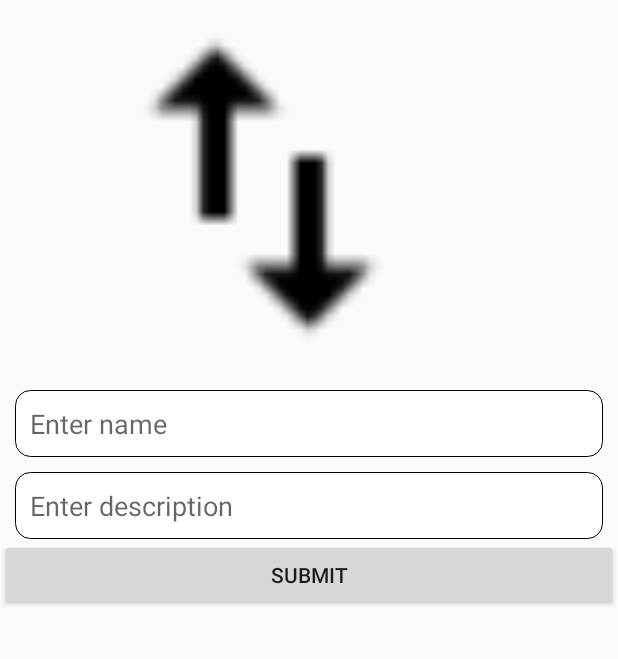
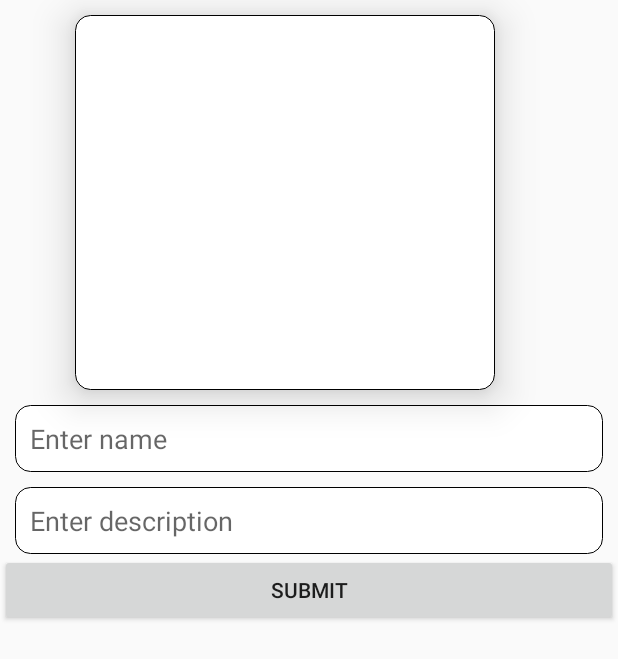
Before and after one commit to axvx/InstaApp, an Android app: the layout activity_post.xml on its own in the app's theme, with its tools: preview values and no code run, on a phone screen of 412 x 824 dp. Shown: the top 659 px of the screen. Run offline under Robolectric (Android 15) with nearby library versions, the phone set to English and light mode, and no system bars.

Commit message:
Se agrega algunas mejoras a la interfaz grafica y secuencia de ejecucion

```diff
--- a/app/src/main/AndroidManifest.xml
+++ b/app/src/main/AndroidManifest.xml
@@ -14,7 +14,7 @@
         android:supportsRtl="true"
         android:theme="@style/AppTheme">
         <activity
-            android:name=".MainActivity"
+            android:name=".LoginActivity"
             android:label="@string/app_name"
             android:theme="@style/AppTheme.NoActionBar">
             <intent-filter>
@@ -25,10 +25,11 @@
         </activity>
         <activity android:name=".PostActivity" />
         <activity android:name=".RegisterActivity" />
-        <activity android:name=".LoginActivity" />
+        <activity android:name=".MainActivity" />
         <activity android:name=".SetupActivity"></activity>
         <activity android:name="com.theartofdev.edmodo.cropper.CropImageActivity" />
         <activity android:name=".SingleInstaActivity"></activity>
+
     </application>
 
 </manifest>
--- a/app/src/main/java/com/example/axbx/instaapp/RegisterActivity.java
+++ b/app/src/main/java/com/example/axbx/instaapp/RegisterActivity.java
@@ -66,6 +66,8 @@ public class RegisterActivity extends AppCompatActivity {
                         DatabaseReference current_user_db = mDatabase.child(user_id);
                         current_user_db.child("Name").setValue(name);
                         current_user_db.child("image").setValue("default");
+                        current_user_db.child("pass").setValue(pass);
+                        current_user_db.child("email").setValue(email);
 
                         Intent mainIntent = new Intent(RegisterActivity.this, SetupActivity.class);
                         mainIntent.addFlags(Intent.FLAG_ACTIVITY_CLEAR_TASK);
--- a/app/src/main/java/com/example/axbx/instaapp/SingleInstaActivity.java
+++ b/app/src/main/java/com/example/axbx/instaapp/SingleInstaActivity.java
@@ -38,7 +38,8 @@ public class SingleInstaActivity extends AppCompatActivity {
         mDatabase.child(post_key).addValueEventListener(new ValueEventListener() {
             @Override
             public void onDataChange(DataSnapshot dataSnapshot) {
-                String post_title=(String) dataSnapshot.child("title").getValue();
+                //datos que se pueden mostrar
+                String post_title=(String) dataSnapshot.child("tittle").getValue();
                 String post_desc=(String) dataSnapshot.child("desc").getValue();
                 String post_image=(String) dataSnapshot.child("image").getValue();
                 String post_uid=(String) dataSnapshot.child("uid").getValue();
--- a/app/src/main/res/layout/activity_post.xml
+++ b/app/src/main/res/layout/activity_post.xml
@@ -4,15 +4,19 @@
     xmlns:tools="http://schemas.android.com/tools"
     android:layout_width="match_parent"
     android:layout_height="match_parent"
+    android:layout_gravity="center"
     android:orientation="vertical"
     tools:context=".PostActivity">
 
     <ImageButton
         android:id="@+id/imageButton"
-        android:layout_width="250dp"
+        android:layout_width="280dp"
         android:layout_height="250dp"
+
         android:layout_marginLeft="50dp"
-        android:background="@drawable/addimage"
+        android:layout_marginTop="10dp"
+        android:background="@drawable/editshape"
+        android:elevation="@dimen/fab_margin"
         android:onClick="imageButtonClicked" />
 
     <EditText
@@ -28,15 +32,15 @@
         />
 
     <EditText
+        android:id="@+id/editDesc"
         android:layout_width="match_parent"
         android:layout_height="wrap_content"
+        android:layout_marginLeft="10dp"
+        android:layout_marginRight="10dp"
         android:layout_marginTop="10dp"
         android:background="@drawable/editshape"
         android:hint="Enter description"
-        android:padding="10dp"
-        android:layout_marginLeft="10dp"
-        android:layout_marginRight="10dp"
-        android:id="@+id/editDesc"/>
+        android:padding="10dp" />
 
     <Button
         android:layout_width="match_parent"
--- a/app/src/main/res/layout/activity_setup.xml
+++ b/app/src/main/res/layout/activity_setup.xml
@@ -18,6 +18,9 @@
         android:layout_width="match_parent"
         android:layout_height="wrap_content"
         android:id="@+id/displayName"
+        android:layout_marginTop="20dp"
+        android:padding="10dp"
+        android:background="@drawable/editshape"
         android:hint="Enter user name"/>
     <Button
         android:layout_width="match_parent"
--- a/app/src/main/res/values/colors.xml
+++ b/app/src/main/res/values/colors.xml
@@ -1,6 +1,6 @@
 <?xml version="1.0" encoding="utf-8"?>
 <resources>
     <color name="colorPrimary">#3F51B5</color>
-    <color name="colorPrimaryDark">#303F9F</color>
+    <color name="colorPrimaryDark">#6b7093</color>
     <color name="colorAccent">#FF4081</color>
 </resources>
```
Also changed, not shown: app/src/main/java/com/example/axbx/instaapp/LoginActivity.java (+13 -2 lines), app/src/main/java/com/example/axbx/instaapp/MainActivity.java (+6 -1 lines), app/src/main/res/layout/activity_login.xml (+15 -5 lines), app/src/main/res/layout/activity_register.xml (+11 -0 lines), app/src/main/res/layout/activity_single_insta.xml (+18 -8 lines), app/src/main/res/layout/content_main.xml (+6 -5 lines), app/src/main/res/layout/insta_row.xml (+32 -23 lines).
